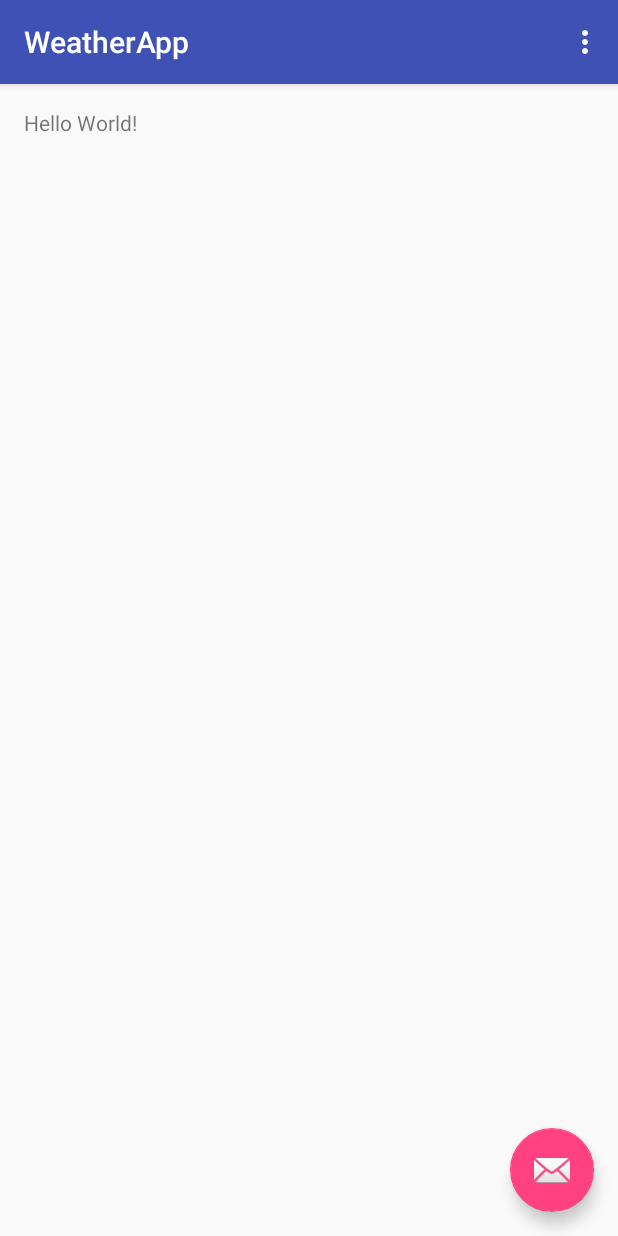
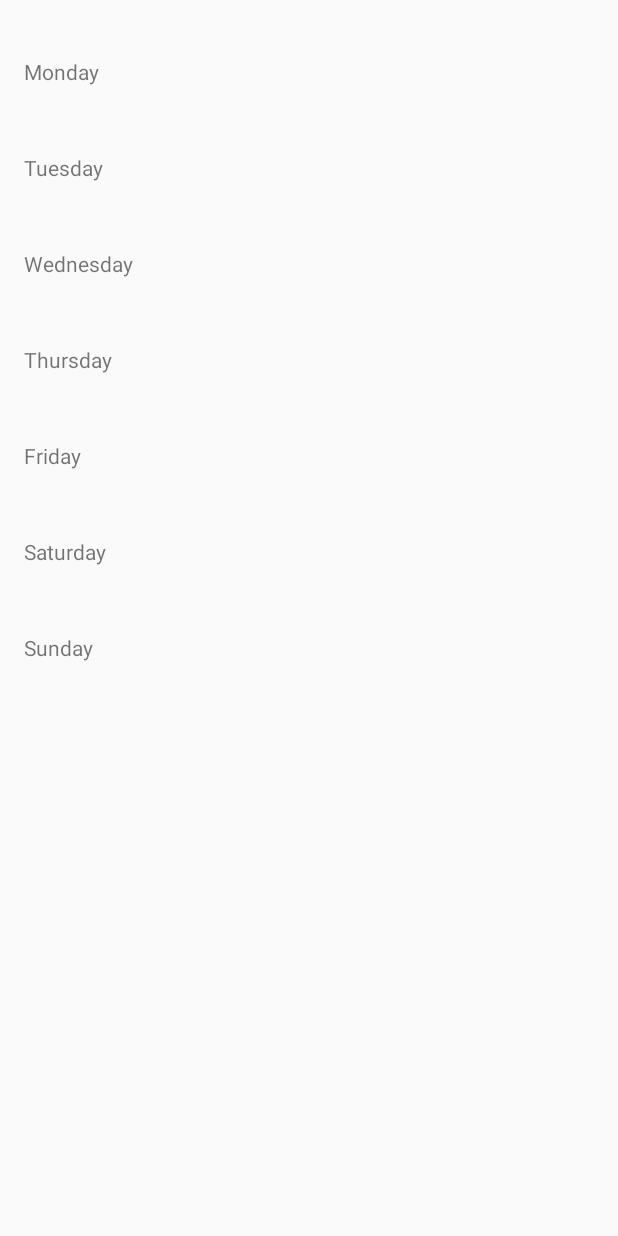
Before and after one commit to trdroid/Android-Sample-Apps, an Android app: the screen it shows after launch (MainActivity), on a phone screen of 412 x 824 dp. Run offline under Robolectric (Android 15) with nearby library versions, the phone set to English and light mode, and no system bars.

Commit message:
code changes

```diff
--- a/WeatherApp/app/src/main/java/com/gruprog/weatherapp/MainActivity.java
+++ b/WeatherApp/app/src/main/java/com/gruprog/weatherapp/MainActivity.java
@@ -15,17 +15,15 @@ public class MainActivity extends AppCompatActivity {
     protected void onCreate(Bundle savedInstanceState) {
         super.onCreate(savedInstanceState);
         setContentView(R.layout.activity_main);
-        Toolbar toolbar = (Toolbar) findViewById(R.id.toolbar);
-        setSupportActionBar(toolbar);
 
-        FloatingActionButton fab = (FloatingActionButton) findViewById(R.id.fab);
-        fab.setOnClickListener(new View.OnClickListener() {
-            @Override
-            public void onClick(View view) {
-                Snackbar.make(view, "Replace with your own action", Snackbar.LENGTH_LONG)
-                        .setAction("Action", null).show();
-            }
-        });
+        if(savedInstanceState == null) {
+            /*
+                add an instance of the MainFragment at R.id.root_container
+             */
+            getSupportFragmentManager().beginTransaction()
+                    .add(R.id.root_container, new MainFragment())
+                    .commit();
+        }
     }
 
     @Override
--- /dev/null
+++ b/WeatherApp/app/src/main/java/com/gruprog/weatherapp/MainFragment.java
@@ -0,0 +1,48 @@
+package com.gruprog.weatherapp;
+
+import android.os.Bundle;
+import android.support.annotation.Nullable;
+import android.support.v4.app.Fragment;
+import android.view.LayoutInflater;
+import android.view.View;
+import android.view.ViewGroup;
+import android.widget.ArrayAdapter;
+import android.widget.ListView;
+
+import java.util.ArrayList;
+import java.util.Arrays;
+import java.util.List;
+
+public class MainFragment extends Fragment {
+    ArrayAdapter<String> weatherDataAdapter;
+
+    @Nullable
+    @Override
+    public View onCreateView(LayoutInflater inflater, ViewGroup container, Bundle savedInstanceState) {
+        String[] weatherData = {
+                "Monday",
+                "Tuesday",
+                "Wednesday",
+                "Thursday",
+                "Friday",
+                "Saturday",
+                "Sunday"
+        };
+
+        List<String> weatherDataList = new ArrayList<>(Arrays.asList(weatherData));
+
+        weatherDataAdapter = new ArrayAdapter<>(
+                this.getActivity(),
+                R.layout.day_weather_forecast_list_item_layout, /* Point to the resource ID of the layout that contains the view for each item in the list */
+                R.id.day_weather_forecast_list_item_text_view, /* Point to the resource ID of the TextView in the above specified layout.
+                 The Adapter instantiates a TextView per data element to display a kist of TextViews/Data elements in the ListView. */
+                weatherDataList);
+
+        View rootView = inflater.inflate(R.layout.fragment_main, container, false);
+
+        ListView listView = (ListView) rootView.findViewById(R.id.weather_forecast_list_view);
+        listView.setAdapter(weatherDataAdapter);
+
+        return rootView;
+    }
+}
--- a/WeatherApp/app/src/main/res/layout/activity_main.xml
+++ b/WeatherApp/app/src/main/res/layout/activity_main.xml
@@ -1,25 +1,6 @@
-<?xml version="1.0" encoding="utf-8"?>
-<android.support.design.widget.CoordinatorLayout
-    xmlns:android="http://schemas.android.com/apk/res/android"
-    xmlns:app="http://schemas.android.com/apk/res-auto"
-    xmlns:tools="http://schemas.android.com/tools" android:layout_width="match_parent"
-    android:layout_height="match_parent" android:fitsSystemWindows="true"
-    tools:context=".MainActivity">
-
-    <android.support.design.widget.AppBarLayout android:layout_height="wrap_content"
-        android:layout_width="match_parent" android:theme="@style/AppTheme.AppBarOverlay">
-
-        <android.support.v7.widget.Toolbar android:id="@+id/toolbar"
-            android:layout_width="match_parent" android:layout_height="?attr/actionBarSize"
-            android:background="?attr/colorPrimary" app:popupTheme="@style/AppTheme.PopupOverlay" />
-
-    </android.support.design.widget.AppBarLayout>
-
-    <include layout="@layout/content_main" />
-
-    <android.support.design.widget.FloatingActionButton android:id="@+id/fab"
-        android:layout_width="wrap_content" android:layout_height="wrap_content"
-        android:layout_gravity="bottom|end" android:layout_margin="@dimen/fab_margin"
-        android:src="@android:drawable/ic_dialog_email" />
-
-</android.support.design.widget.CoordinatorLayout>
+<FrameLayout xmlns:android="http://schemas.android.com/apk/res/android"
+    xmlns:tools="http://schemas.android.com/tools"
+    android:id="@+id/root_container"
+    android:layout_width="match_parent"
+    android:layout_height="match_parent"
+/>
--- a/WeatherApp/app/src/main/res/layout/content_main.xml
+++ /dev/null
@@ -1,14 +0,0 @@
-<?xml version="1.0" encoding="utf-8"?>
-<RelativeLayout xmlns:android="http://schemas.android.com/apk/res/android"
-    xmlns:tools="http://schemas.android.com/tools"
-    xmlns:app="http://schemas.android.com/apk/res-auto" android:layout_width="match_parent"
-    android:layout_height="match_parent" android:paddingLeft="@dimen/activity_horizontal_margin"
-    android:paddingRight="@dimen/activity_horizontal_margin"
-    android:paddingTop="@dimen/activity_vertical_margin"
-    android:paddingBottom="@dimen/activity_vertical_margin"
-    app:layout_behavior="@string/appbar_scrolling_view_behavior"
-    tools:showIn="@layout/activity_main" tools:context=".MainActivity">
-
-    <TextView android:text="Hello World!" android:layout_width="wrap_content"
-        android:layout_height="wrap_content" />
-</RelativeLayout>
--- /dev/null
+++ b/WeatherApp/app/src/main/res/layout/day_weather_forecast_list_item_layout.xml
@@ -0,0 +1,7 @@
+<TextView xmlns:android="http://schemas.android.com/apk/res/android"
+    android:layout_width="match_parent"
+    android:layout_height="wrap_content"
+    android:gravity="center_vertical"
+    android:minHeight="?android:attr/listPreferredItemHeight"
+    android:id="@+id/day_weather_forecast_list_item_text_view"
+    />
--- /dev/null
+++ b/WeatherApp/app/src/main/res/layout/fragment_main.xml
@@ -0,0 +1,17 @@
+<FrameLayout xmlns:android="http://schemas.android.com/apk/res/android"
+    xmlns:tools="http://schemas.android.com/tools"
+    android:layout_width="match_parent"
+    android:layout_height="match_parent"
+    android:paddingRight="@dimen/activity_horizontal_margin"
+    android:paddingTop="@dimen/activity_vertical_margin"
+    android:paddingBottom="@dimen/activity_vertical_margin"
+    >
+    <ListView
+        android:id="@+id/weather_forecast_list_view"
+        android:paddingLeft="@dimen/weather_forecast_list_view_left_margin"
+        android:paddingRight="@dimen/weather_forecast_list_view_left_margin"
+        android:layout_width="match_parent"
+        android:layout_height="match_parent"
+        android:divider="@null"
+        />
+</FrameLayout>
--- a/WeatherApp/app/src/main/res/values/dimens.xml
+++ b/WeatherApp/app/src/main/res/values/dimens.xml
@@ -2,5 +2,7 @@
     <!-- Default screen margins, per the Android Design guidelines. -->
     <dimen name="activity_horizontal_margin">16dp</dimen>
     <dimen name="activity_vertical_margin">16dp</dimen>
+    <dimen name="weather_forecast_list_view_left_margin">16dp</dimen>
+    <dimen name="weather_forecast_list_view_right_margin">16dp</dimen>
     <dimen name="fab_margin">16dp</dimen>
 </resources>
```
